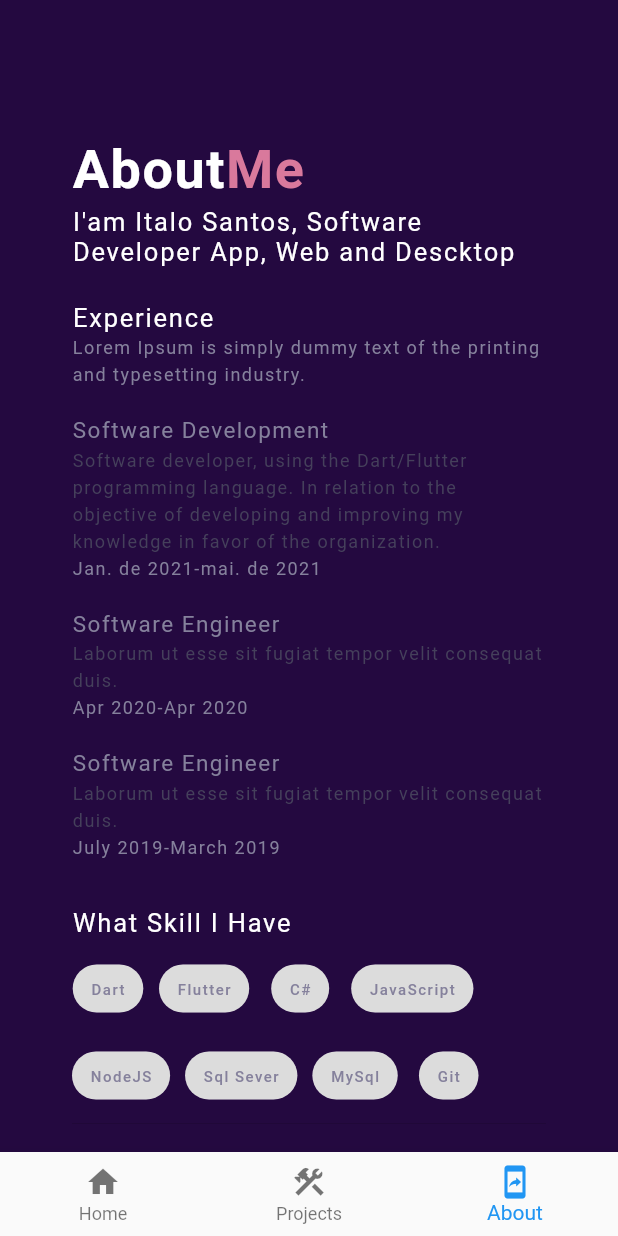
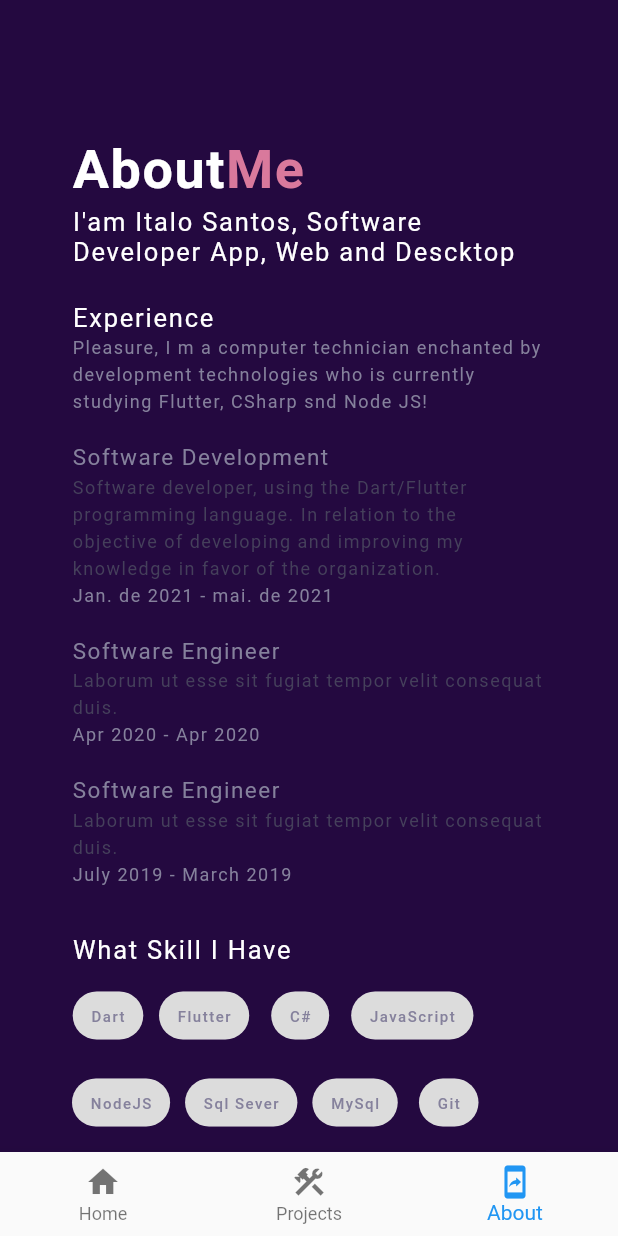
Before and after one commit to italo-santos-dev/profile-demo-flutter, a Flutter app: the screen it shows after launch, item 3 of the bottom bar chosen, on a phone screen of 412 x 824 dp. Run offline on Flutter 3.47's test engine with Material 2 defaults, Android fonts, the phone set to English and light mode, and no system bars; our stand-ins replace share; Roboto replaces fonts that are missing (NexaBold, NexaLight, ProductSans).

Commit message:
profile-demo-add-experience

```diff
--- a/lib/pages/about/widget/education_widget.dart
+++ b/lib/pages/about/widget/education_widget.dart
@@ -28,7 +28,7 @@ Widget _buildEducationContainerHeading() {
 
 Widget _buildEducationSummary() {
   return Text(
-    'Lorem Ipsum is simply dummy text of the printing and typesetting industry.',
+    'Pleasure, I m a computer technician enchanted by development technologies who is currently studying Flutter, CSharp snd Node JS!',
     style: TextStyles.body,
   );
 }
@@ -56,7 +56,7 @@ Widget _buildEducationTile(Education education) {
           ),
         ),
         Text(
-          '${education.from}-${education.to}',
+          '${education.from} - ${education.to}',
           style: TextStyles.body,
         ),
       ],
```
